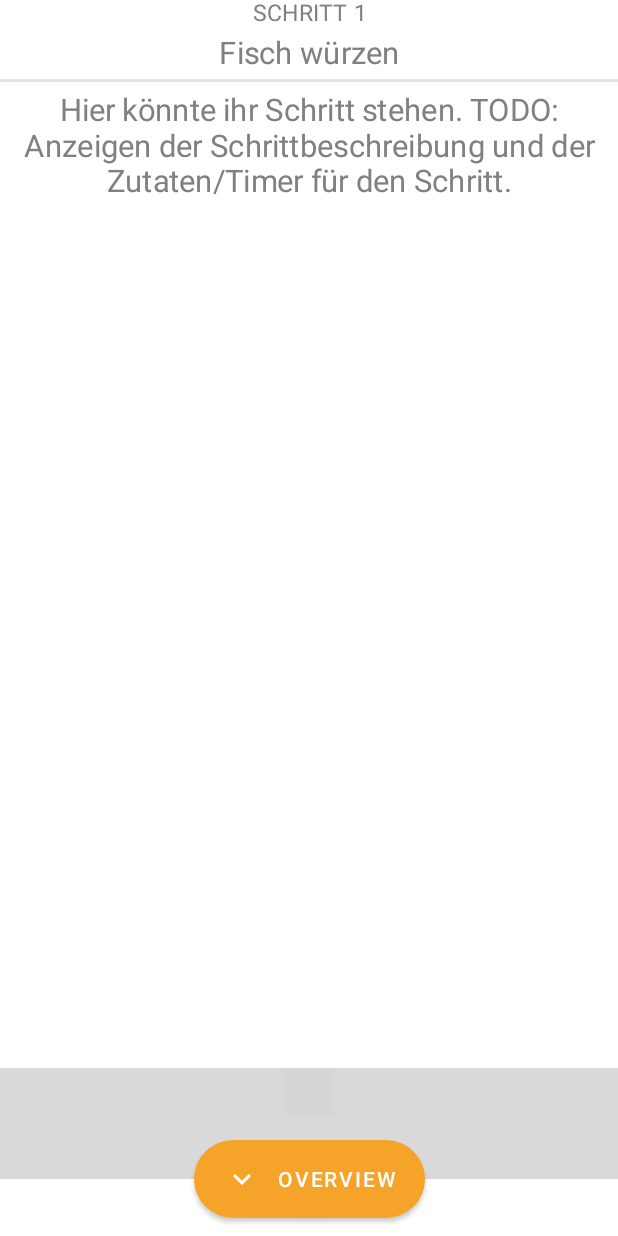
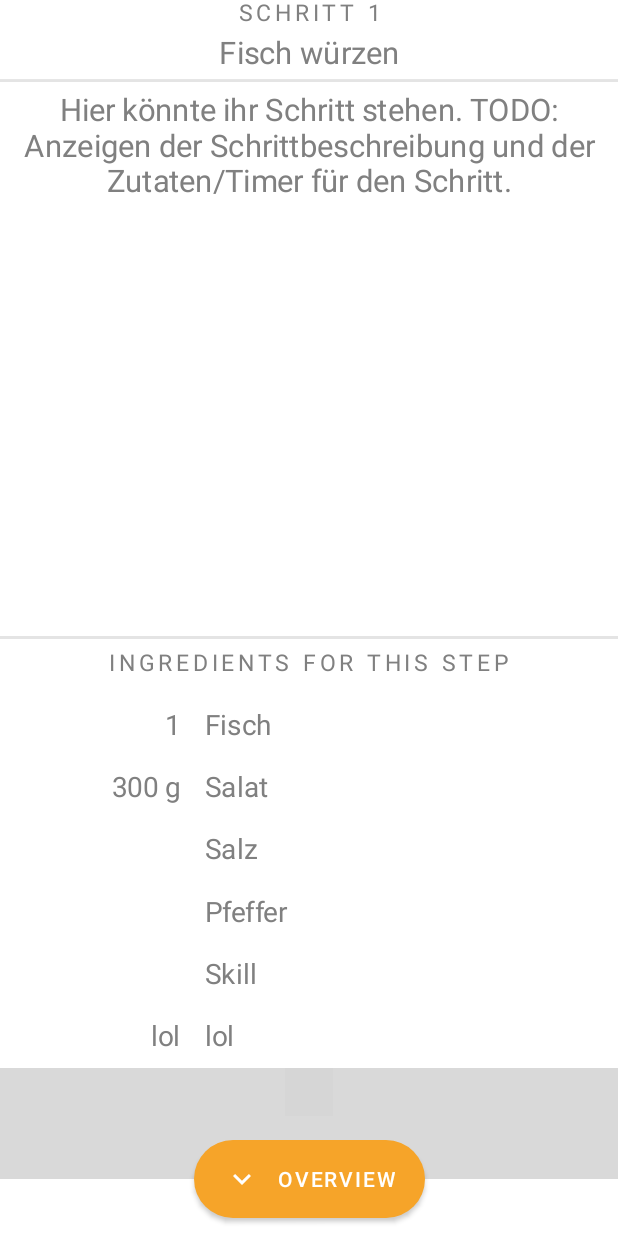
Before and after one commit to kelvin-homann/cooka, an Android app: the CookModeActivity screen opened directly, with no data from a screen before it, on a phone screen of 412 x 824 dp. Run offline under Robolectric (Android 15) with nearby library versions, the phone set to English and light mode, and no system bars; libraries missing offline, so code that uses them is left out: com.rd, com.rd.utils; plain views replace PageIndicatorView; Roboto replaces fonts that are not available here; 10 statements that could not run were skipped; grey boxes are pictures that could not be loaded.

Commit message:
added basic IngredientsView; integrated IngredientsView in CookModeActivity

```diff
--- a/app/src/main/java/app/cooka/cookapp/CookModeActivity.java
+++ b/app/src/main/java/app/cooka/cookapp/CookModeActivity.java
@@ -24,6 +24,8 @@ import android.widget.Toast;
 import com.rd.PageIndicatorView;
 import com.rd.utils.DensityUtils;
 
+import app.cooka.cookapp.view.IngredientsView;
+
 public class CookModeActivity extends AppCompatActivity {
 
     //Tag used for debug logs
@@ -44,6 +46,7 @@ public class CookModeActivity extends AppCompatActivity {
     private View detailsSheet;
     private BottomSheetBehavior detailsSheetBehavior;
     private View detailsSheetContentContainer;
+    private IngredientsView ingredientsView;
 
     private static final int DETAILS_COLLAPSED_MARGIN = DensityUtils.dpToPx(32);
     private static final int DETAILS_EXPANDED_MARGIN = DensityUtils.dpToPx(0);
@@ -113,6 +116,9 @@ public class CookModeActivity extends AppCompatActivity {
         });
 
         detailsSheetContentContainer = findViewById(R.id.details_sheet_content);
+        ingredientsView = (IngredientsView)findViewById(R.id.ingredients_view);
+
+        ingredientsView.setIngredients(new String[]{"300 g", "1", "1 halbe Scheibe", "1", "", "5 t", "1 Prise", "lel", "500 ml", "1 Glas", "1 Päckchen", "1 Dose", "20 g", "1", "", "5 t", "1 Prise"}, new String[]{"Salat mit gaaaaaaaanz viel geilem Shiiiiiit", "Fisch", "Zitrone", "Apfel", "Pfeffer", "Käse", "Salz", "Nichts", "Milch", "Gurken", "Backpulver", "Ananas", "Whatever", "Fisch", "Zitrone", "Apfel", "Pfeffer"});
 
         //Hide the default system ui for this activity
         hideSystemUI();
--- a/app/src/main/java/app/cooka/cookapp/CookModeCardAdapter.java
+++ b/app/src/main/java/app/cooka/cookapp/CookModeCardAdapter.java
@@ -8,6 +8,8 @@ import android.view.View;
 import android.view.ViewGroup;
 import android.widget.TextView;
 import java.util.ArrayList;
+
+import app.cooka.cookapp.view.IngredientsView;
 
 public class CookModeCardAdapter extends PagerAdapter {
 
@@ -66,6 +68,7 @@ public class CookModeCardAdapter extends PagerAdapter {
     private void bind(String title, View view, int position) {
         ((TextView)view.findViewById(R.id.card_title)).setText(title);
         ((TextView)view.findViewById(R.id.card_step_title)).setText("Schritt " + (position+1));
+        ((IngredientsView)view.findViewById(R.id.ingredients_section_ingredients)).setIngredients(new String[]{"1", "300 g", "", "", "", "lol"}, new String[]{"Fisch", "Salat", "Salz", "Pfeffer", "Skill", "lol"});
     }
 
     public float getBaseCardElevation() {
--- /dev/null
+++ b/app/src/main/java/app/cooka/cookapp/view/IngredientsView.java
@@ -0,0 +1,81 @@
+package app.cooka.cookapp.view;
+
+import android.content.Context;
+import android.content.res.TypedArray;
+import android.graphics.Typeface;
+import android.support.annotation.*;
+import android.util.AttributeSet;
+import android.util.Log;
+import android.view.LayoutInflater;
+import android.view.View;
+import android.widget.FrameLayout;
+import android.widget.LinearLayout;
+import android.widget.TableLayout;
+import android.widget.TextView;
+
+import app.cooka.cookapp.R;
+
+public class IngredientsView extends FrameLayout {
+
+    private TableLayout table;
+    private boolean amountIsBold = false;
+
+    //Constructors
+    public IngredientsView(@NonNull Context context) {
+        super(context);
+        initializeView(context, null);
+    }
+
+    public IngredientsView(@NonNull Context context, @Nullable AttributeSet attrs) {
+        super(context, attrs);
+        initializeView(context, attrs);
+    }
+
+    public IngredientsView(@NonNull Context context, @Nullable AttributeSet attrs, int defStyleAttr) {
+        super(context, attrs, defStyleAttr);
+        initializeView(context, attrs);
+    }
+
+    public IngredientsView(@NonNull Context context, @Nullable AttributeSet attrs, int defStyleAttr, int defStyleRes) {
+        super(context, attrs, defStyleAttr, defStyleRes);
+        initializeView(context, attrs);
+    }
+
+    //Setup the view
+    private void initializeView(Context context, @Nullable AttributeSet attrs) {
+        ((LayoutInflater)context.getSystemService(Context.LAYOUT_INFLATER_SERVICE)).
+                inflate(R.layout.ingredients_view, this);
+
+        table = findViewById(R.id.table_layout);
+
+        //Process attributes
+        if(attrs != null) {
+            TypedArray array = context.obtainStyledAttributes(attrs, R.styleable.IngredientsView);
+            boolean showDivider = array.getBoolean(R.styleable.IngredientsView_showDivider, true);
+            amountIsBold = array.getBoolean(R.styleable.IngredientsView_amountIsBold, true);
+
+            if(!showDivider) table.setShowDividers(LinearLayout.SHOW_DIVIDER_NONE);
+        }
+    }
+
+    public void setIngredients(String[] amounts, String[] names) {
+        if(amounts.length != names.length) {
+            Log.e("IngredientsView", "Amounts and Names must be of the same length.");
+            return;
+        }
+
+        LayoutInflater inflater = LayoutInflater.from(getContext());
+
+        for (int i = 0; i < amounts.length; i++) {
+            View row = inflater.inflate(R.layout.ingredients_row, table, false);
+
+            TextView amount = (TextView)row.findViewById(R.id.ingredient_amount);
+            amount.setText(amounts[i]);
+            amount.setTypeface(amount.getTypeface(), amountIsBold ? Typeface.BOLD : Typeface.NORMAL);
+            Log.d("IngredientsView", "Amount is bold: " + amountIsBold);
+
+            ((TextView)row.findViewById(R.id.ingredient_name)).setText(names[i]);
+            table.addView(row);
+        }
+    }
+}
--- /dev/null
+++ b/app/src/main/res/drawable/table_divider.xml
@@ -0,0 +1,5 @@
+<?xml version="1.0" encoding="utf-8"?>
+<shape android:shape="rectangle" xmlns:android="http://schemas.android.com/apk/res/android">
+    <size android:height="2dp" />
+    <solid android:color="@color/light_divider" />
+</shape>
--- a/app/src/main/res/layout/cook_mode_card.xml
+++ b/app/src/main/res/layout/cook_mode_card.xml
@@ -32,7 +32,8 @@
             android:paddingEnd="16dp"
             android:paddingTop="4dp"
             android:paddingBottom="2dp"
-            android:textSize="15sp"/>
+            android:textSize="15sp"
+            android:letterSpacing="0.15"/>
 
         <TextView
             android:id="@+id/card_title"
@@ -49,7 +50,8 @@
         <TextView
             android:id="@+id/card_body"
             android:layout_width="match_parent"
-            android:layout_height="wrap_content"
+            android:layout_height="0dp"
+            android:layout_weight="1"
             android:text="Hier könnte ihr Schritt stehen. TODO: Anzeigen der Schrittbeschreibung und der Zutaten/Timer für den Schritt."
             android:textAlignment="center"
             android:paddingStart="16dp"
@@ -58,6 +60,36 @@
             android:paddingBottom="4dp"
             android:textSize="20sp"/>
 
+        <LinearLayout
+            android:id="@+id/ingredients_section"
+            android:layout_width="match_parent"
+            android:layout_height="wrap_content"
+            android:orientation="vertical">
+
+            <View style="@style/Divider"/>
+
+            <TextView
+                android:layout_width="match_parent"
+                android:layout_height="wrap_content"
+                android:textAlignment="center"
+                android:textAllCaps="true"
+                android:paddingStart="16dp"
+                android:paddingEnd="16dp"
+                android:paddingTop="4dp"
+                android:paddingBottom="2dp"
+                android:textSize="15sp"
+                android:letterSpacing="0.15"
+                android:text="@string/ingredients_section_title"/>
+
+            <app.cooka.cookapp.view.IngredientsView
+                android:id="@+id/ingredients_section_ingredients"
+                android:layout_width="match_parent"
+                android:layout_height="wrap_content"
+                card_view:amountIsBold="false"
+                card_view:showDivider="false"/>
+
+        </LinearLayout>
+
     </LinearLayout>
 
 </android.support.v7.widget.CardView>
--- a/app/src/main/res/layout/cook_mode_details_sheet_content.xml
+++ b/app/src/main/res/layout/cook_mode_details_sheet_content.xml
@@ -62,17 +62,15 @@
             android:paddingTop="4dp"
             android:paddingBottom="2dp"
             android:textSize="15sp"
-            android:text="@string/overview_fab_text"/>
+            android:letterSpacing="0.15"
+            android:text="@string/ingredients"
+            android:textColor="@color/colorPrimary"
+            android:textStyle="bold"/>
 
-        <TextView
+        <app.cooka.cookapp.view.IngredientsView
+            android:id="@+id/ingredients_view"
             android:layout_width="match_parent"
-            android:layout_height="wrap_content"
-            android:text="TODO: Anzeigen von allen Zutaten und einer Schrittübersicht."
-            android:paddingStart="16dp"
-            android:paddingEnd="16dp"
-            android:paddingTop="4dp"
-            android:paddingBottom="4dp"
-            android:textSize="20sp"/>
+            android:layout_height="wrap_content"/>
 
         </LinearLayout>
 
--- /dev/null
+++ b/app/src/main/res/layout/ingredients_row.xml
@@ -0,0 +1,20 @@
+<?xml version="1.0" encoding="utf-8"?>
+<TableRow xmlns:android="http://schemas.android.com/apk/res/android">
+    <TextView
+        android:id="@+id/ingredient_amount"
+        android:layout_weight="0.3"
+        android:layout_width="0dp"
+        android:layout_height="wrap_content"
+        android:gravity="right"
+        android:padding="8dp"
+        android:textSize="18sp"/>
+
+    <TextView
+        android:id="@+id/ingredient_name"
+        android:layout_weight="0.7"
+        android:layout_width="0dp"
+        android:layout_height="wrap_content"
+        android:gravity="left"
+        android:padding="8dp"
+        android:textSize="18sp"/>
+</TableRow>
--- /dev/null
+++ b/app/src/main/res/layout/ingredients_view.xml
@@ -0,0 +1,16 @@
+<?xml version="1.0" encoding="utf-8"?>
+<merge xmlns:tools="http://schemas.android.com/tools"
+    xmlns:android="http://schemas.android.com/apk/res/android">
+
+    <TableLayout
+        android:id="@+id/table_layout"
+        android:layout_width="match_parent"
+        android:layout_height="match_parent"
+        android:divider="@drawable/table_divider"
+        android:showDividers="middle|beginning"
+        android:stretchColumns="1"
+        android:paddingStart="16dp"
+        android:paddingEnd="16dp"
+        android:paddingTop="8dp"
+        android:paddingBottom="8dp"/>
+</merge>
--- a/app/src/main/res/values/attrs.xml
+++ b/app/src/main/res/values/attrs.xml
@@ -9,4 +9,9 @@
         <attr name="metaButtonBarButtonStyle" format="reference" />
     </declare-styleable>
 
+    <declare-styleable name="IngredientsView">
+        <attr name="showDivider" format="boolean"/>
+        <attr name="amountIsBold" format="boolean"/>
+    </declare-styleable>
+
 </resources>
--- a/app/src/main/res/values/strings.xml
+++ b/app/src/main/res/values/strings.xml
@@ -62,5 +62,7 @@
     <string name="database_test">Database Test</string>
     <string name="overview_fab_text">Overview</string>
     <string name="steps_fab_text">Steps</string>
+    <string name="ingredients">Ingredients</string>
+    <string name="ingredients_section_title">Ingredients for this step</string>
 
 </resources>
```
